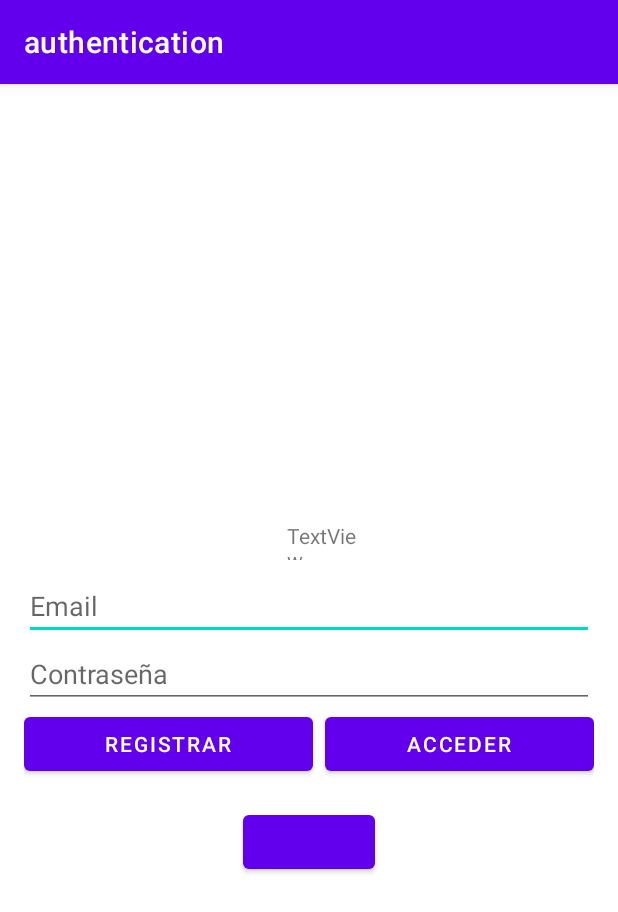
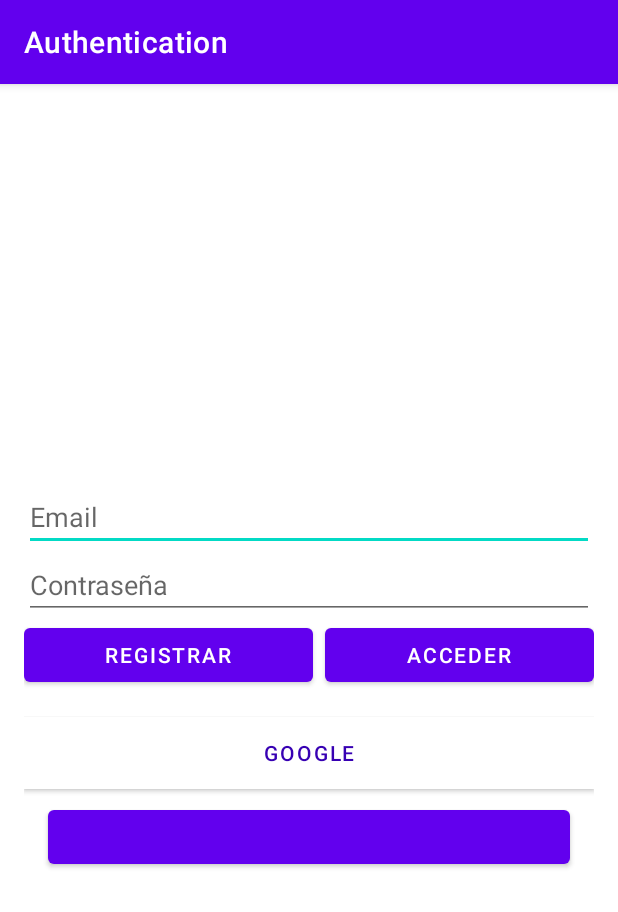
Before and after one commit to karen-velasquez/AppMascotas, an Android app: the LogInActivity screen opened directly, with no data from a screen before it, on a phone screen of 412 x 824 dp. Shown: the top 912 px of the screen. Run offline under Robolectric (Android 15) with nearby library versions, the phone set to English and light mode, and no system bars; our stand-ins replace Firebase (no records; nobody signed in at launch, a user with empty details on screens opened directly); libraries missing offline, so code that uses them is left out: com.facebook, com.facebook.appevents, com.facebook.login; plain views replace LoginButton; 5 statements that could not run were skipped.

Commit message:
commit_logIn

```diff
--- a/app/build.gradle
+++ b/app/build.gradle
@@ -47,8 +47,11 @@ dependencies {
     implementation "org.jetbrains.kotlin:kotlin-reflect:$kotlin_version"
     implementation 'com.google.firebase:firebase-analytics:17.3.0'
     implementation 'com.google.firebase:firebase-auth:20.0.4'
+    implementation 'com.google.firebase:firebase-auth-ktx'
+    implementation 'com.google.android.gms:play-services-auth:19.0.0'
     implementation 'com.facebook.android:facebook-android-sdk:[4,5)'
     implementation 'android.core:core-ktn:1.2.2'
+    implementation platform('com.google.firebase:firebase-bom:26.8.0')
     testImplementation 'junit:junit:4.13.2'
     androidTestImplementation 'androidx.test.ext:junit:1.1.2'
     androidTestImplementation 'androidx.test.espresso:espresso-core:3.3.0'
--- a/app/src/main/AndroidManifest.xml
+++ b/app/src/main/AndroidManifest.xml
@@ -5,7 +5,6 @@
     <uses-permission android:name="android.permission.INTERNET" />
     <uses-permission android:name="android.permission.ACCESS_COARSE_LOCATION" />
     <uses-permission android:name="android.permission.ACCESS_FINE_LOCATION" />
-    <uses-permission android:name="android.permission.INTERNET" />
 
     <application
         android:allowBackup="false"
@@ -14,7 +13,7 @@
         android:label="@string/app_name"
         android:supportsRtl="true"
         android:theme="@style/Theme.MascotasProject">
-        <activity android:name=".LogedInActivity"></activity>
+        <activity android:name=".LoggedInActivity"></activity>
         <activity android:name=".LogInActivity" />
         <activity
             android:name=".MainActivity"
--- a/app/src/main/java/com/example/mascotasproject/LogInActivity.kt
+++ b/app/src/main/java/com/example/mascotasproject/LogInActivity.kt
@@ -1,17 +1,34 @@
 package com.example.mascotasproject
 
+import android.content.Context
 import android.content.Intent
 import androidx.appcompat.app.AppCompatActivity
 import android.os.Bundle
+import android.view.View
 import androidx.appcompat.app.AlertDialog
+import com.facebook.CallbackManager
+import com.facebook.FacebookCallback
 import com.facebook.FacebookSdk
 import com.facebook.appevents.AppEventsLogger
+import com.facebook.login.LoginManager
+import com.facebook.login.LoginResult
+import com.google.android.gms.auth.api.credentials.IdentityProviders.FACEBOOK
+import com.google.android.gms.auth.api.signin.GoogleSignIn
+import com.google.android.gms.auth.api.signin.GoogleSignInOptions
+import com.google.android.gms.common.api.ApiException
+import com.google.firebase.auth.FacebookAuthCredential
+import com.google.firebase.auth.FacebookAuthProvider
 import com.google.firebase.auth.FirebaseAuth
+import com.google.firebase.auth.GoogleAuthProvider
 
 //auth_activity
 
 
 class LogInActivity : AppCompatActivity() {
+
+    private val Google_SING_IN = 100
+
+    private val callbackManager = CallbackManager.Factory.create()
 
     override fun onCreate(savedInstanceState: Bundle?) {
 
@@ -19,19 +36,36 @@ class LogInActivity : AppCompatActivity() {
         setContentView(R.layout.activity_log_in)
 
         setup()
+        session()
 
     }
 
+    override fun onStart() {
+        super.onStart()
+
+        authLayout.visibility = View.visible
+    }
+
+    private fun session(){
+        val prefs = getSharedPreferences(getString(R.string.prefs_file), Context.MODE_PRIVATE)
+        val email = prefs.getString("email", null)
+        val provider = prefs.getString("provider", null)
+
+        if (email != null && provider != null){
+            authLayout.visibility = View.invisible
+            showLoggedIn(email, ProviderType.valueOf(provider))
+        }
+    }
+
     private fun setup(){
-        title = "authentication"
-
+        title = "Authentication"
         btn_signUp.setOnClickListener {
             if (emailEditText.text.isNotEmpty() && passwordEditText.text.isNotEmpty()){
 
                 FirebaseAuth.getInstance().createUserWithEmailAndPassword(emailEditText.text.str,
                         passwordEditText.text.str).addOnCompleteListener(){
                     if (it.isSuccessful){
-                        showLogedIn(it.result?.user?.email?:"", ProviderType.Basic)
+                        showLoggedIn(it.result?.user?.email?:"", ProviderType.Basic)
                     }else{
                         showAlert()
                     }
@@ -40,6 +74,70 @@ class LogInActivity : AppCompatActivity() {
             }
         }
 
+        btn_logIn.setOnClickListener {
+            if (emailEditText.text.isNotEmpty() && passwordEditText.text.isNotEmpty()){
+
+                FirebaseAuth.getInstance().signInWithEmailAndPassword(emailEditText.text.str,
+                        passwordEditText.text.str).addOnCompleteListener(){
+                    if (it.isSuccessful){
+                        showLoggedIn(it.result?.user?.email?:"", ProviderType.Basic)
+                    }else{
+                        showAlert()
+                    }
+
+                }
+            }
+        }
+
+        btn_google.setOnClickListener {
+
+            //Config
+
+            val googleConf = GoogleSignInOptions.Builder(GoogleSignInOptions.DEFAULT_SIGN_IN)
+                    .requestIdToken(getString(R.string.default_web_client_id))
+                    .requestEmail().
+                    build()
+
+            val googleClient = GoogleSignInOptions.getClient(this, googleConf)
+            googleClient.signOut()
+
+            startActivityForResult(googleClient.singInIntent,Google_SING_IN)
+        }
+
+        btn_fb.setOnClickListener {
+            LoginManager.getInstance().logInWithReadPermissions(this, listOf("email"))
+
+            LoginManager.getInstance().registerCallback(callbackManager,
+                object : FacebookCallback<LoginResult>{
+
+                    override fun onSuccess(result: LoginResult?){
+
+                        result?.let {
+
+                            val token = it.accessToken
+
+                             val credential = FacebookAuthProvider.getCredential(token.token)
+
+                              FirebaseAuth.getInstance().signInWithCredential(credential).addOnCompleteListener{
+
+                                 if (it.isSuccessful){
+                                     showLoggedIn(it.result?.email ?: "", ProviderType.FACEBOOK)
+                                 }else{
+                                    showAlert()
+                                 }
+                              }
+                         }
+                     }
+
+                    override fun onCancel(result: LoginResult?){
+
+                       }
+
+                    override fun onError(result: LoginResult?){
+                        showAlert()
+                     }
+                })
+        }
     }
 
     private fun showAlert(){
@@ -52,13 +150,45 @@ class LogInActivity : AppCompatActivity() {
         dialog.show()
     }
 
-    private fun showLogedIn(email: String, provider: ProviderType){
+    private fun showLoggedIn(email: String, provider: ProviderType){
 
-        val logedInIntent = Intent(this, LogedInActivity::class.java).apply {
+        val loggedInIntent = Intent(this, LoggedInActivity::class.java).apply {
             putExtra("email", email)
             putExtra("provider", provider.name)
         }
-        startActivity(logedInIntent)
+        startActivity(loggedInIntent)
+    }
+
+    override fun onActivityResult(requestCode: Int, resultCode: Int, data: Intent?) {
+
+        callbackManager.onActivityResult(requestCode, resultCode, data)
+
+        super.onActivityResult(requestCode, resultCode, data)
+
+        if(requestCode == Google_SING_IN){
+            val task = GoogleSignIn.getSignedInAccountFromIntent(data)
+
+            try{
+                val account = task.getResult(ApiException::class.java)
+
+                if (account != null){
+                    val credential = GoogleAuthProvider.getCredential(account.idToken, null)
+
+                    FirebaseAuth.getInstance().signInWithCredential(credential).addOnCompleteListener{
+
+                        if (it.isSuccessful){
+                         showLoggedIn(account.email ?: "", ProviderType.GOOGLE)
+                         }else{
+                             showAlert()
+                        }
+                    }
+                }
+            } catch (e: ApiException){
+                showAlert()
+            }
+
+
+        }
     }
 
 }
--- a/app/src/main/res/layout/activity_log_in.xml
+++ b/app/src/main/res/layout/activity_log_in.xml
@@ -8,6 +8,7 @@
 
 
     <LinearLayout
+        android:id="@+id/authLayout"
         android:layout_width="0dp"
         android:layout_height="wrap_content"
         android:layout_marginStart="16dp"
@@ -26,21 +27,6 @@
             android:layout_width="match_parent"
             android:layout_height="wrap_content"
             tools:srcCompat="@tools:sample/avatars" />
-
-        <Space
-            android:layout_width="match_parent"
-            android:layout_height="8dp" />
-
-        <TextView
-            android:id="@+id/textView"
-            android:layout_width="56dp"
-            android:layout_height="26dp"
-            android:layout_marginStart="175dp"
-            android:layout_marginLeft="175dp"
-            android:layout_marginTop="28dp"
-            android:layout_marginEnd="175dp"
-            android:layout_marginRight="175dp"
-            android:text="TextView" />
 
         <Space
             android:layout_width="match_parent"
@@ -76,7 +62,7 @@
             android:orientation="horizontal">
 
             <Button
-                android:id="@+id/btn_signUp"
+                android:id="@+id/btn_logOut"
                 android:layout_width="wrap_content"
                 android:layout_height="wrap_content"
                 android:layout_weight="1"
@@ -95,9 +81,23 @@
 
         </LinearLayout>
 
+        <Button
+            android:id="@+id/btn_google"
+            android:layout_width="match_parent"
+            android:layout_height="wrap_content"
+            android:background="@color/white"
+            android:drawableStart="@mipmap/google"
+            android:text="Google"
+            android:textColor="@color/design_default_color_primary_dark"
+            app:backgroundTint="@color/white" />
+
+        <Space
+            android:layout_width="match_parent"
+            android:layout_height="8dp" />
+
         <com.facebook.login.widget.LoginButton
-            android:id="@+id/login_button"
-            android:layout_width="wrap_content"
+            android:id="@+id/btn_fb"
+            android:layout_width="348dp"
             android:layout_height="wrap_content"
             android:layout_gravity="center_horizontal" />
 
--- a/app/src/main/res/layout/activity_loged_in.xml
+++ b/app/src/main/res/layout/activity_logged_in.xml
@@ -5,7 +5,7 @@
     android:layout_width="match_parent"
     android:layout_height="match_parent"
     android:background="#E42727"
-    tools:context=".LogedInActivity">
+    tools:context=".LoggedInActivity">
 
     <LinearLayout
         android:layout_width="0dp"
@@ -57,7 +57,7 @@
             android:orientation="horizontal">
 
             <Button
-                android:id="@+id/btn_signUp"
+                android:id="@+id/btn_logOut"
                 android:layout_width="wrap_content"
                 android:layout_height="wrap_content"
                 android:layout_weight="1"
--- a/app/src/main/res/values/strings.xml
+++ b/app/src/main/res/values/strings.xml
@@ -13,4 +13,5 @@
     <string name="facebook_app_id">161912065819486</string>
     <string name="fb_login_protocol_scheme">fb161912065819486</string>
 
+    <string name="prefs_file">com.example.mascotasproject.PREFERENCE_FILE_KEY</string>
 </resources>
```
Also changed, not shown: app/src/main/java/com/example/mascotasproject/LogedInActivity.kt (deleted, +0 -16 lines), app/src/main/java/com/example/mascotasproject/LoggedInActivity.kt (added, +55 -0 lines), app/src/main/res/mipmap-xxhdpi/google.png (added).
